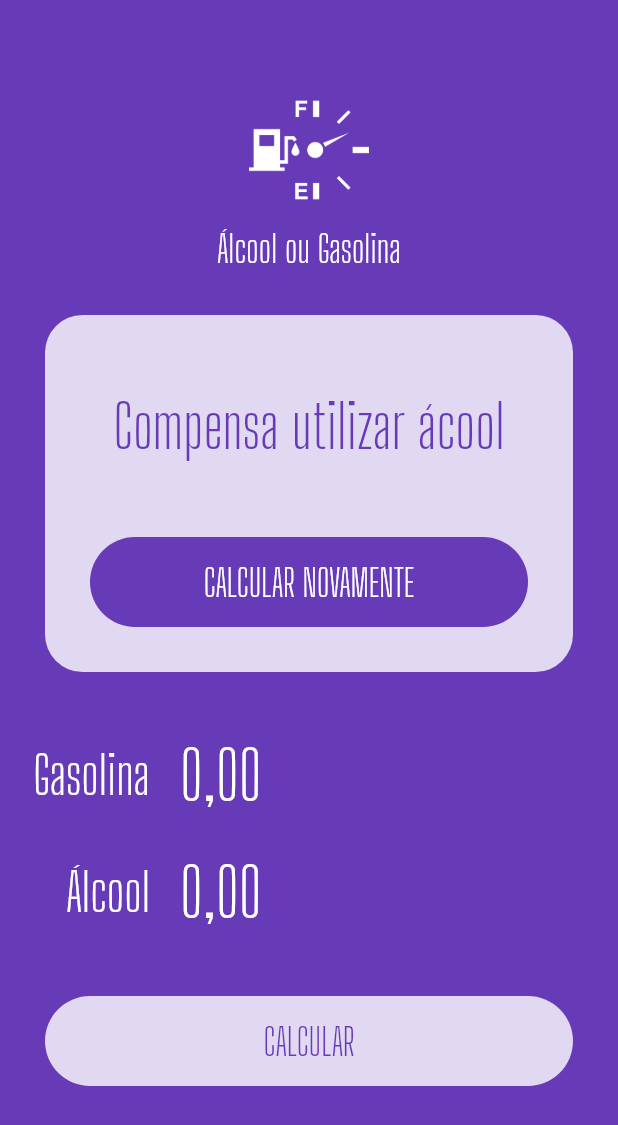
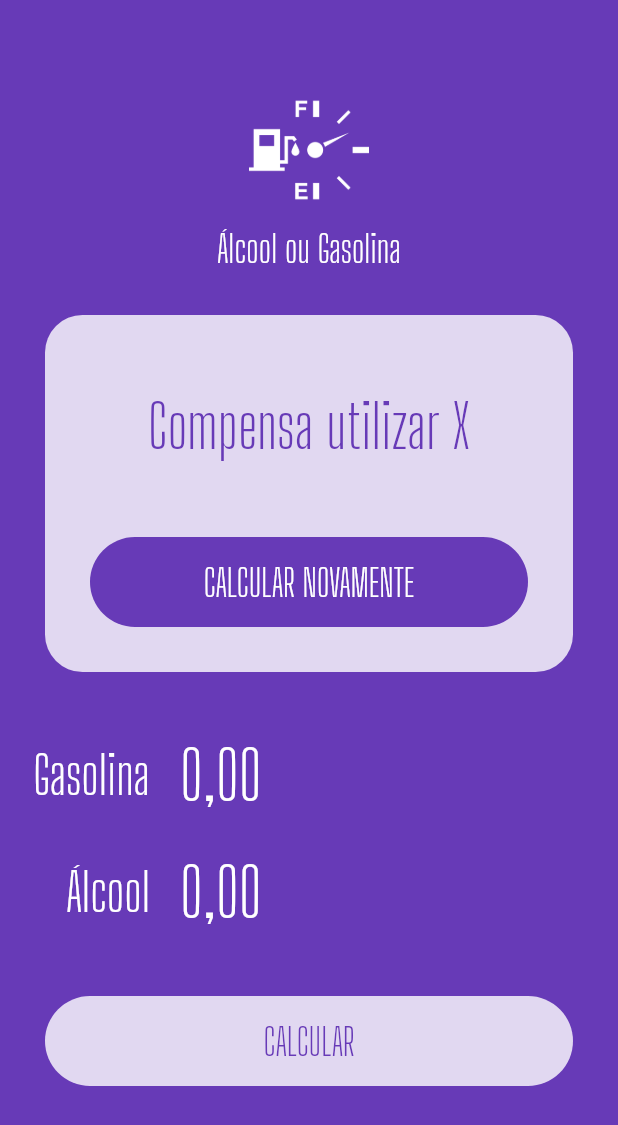
Before and after one commit to tiagorockman/alcool_ou_gasolina_BALTACurso7192, a Flutter app: the screen it shows after launch, on a phone screen of 412 x 824 dp. Shown: the top 1125 px of the screen. Run offline on Flutter 3.47's test engine with Material 2 defaults, Android fonts, the phone set to English and light mode, and no system bars; our stand-ins replace flutter_masked_text.

Commit message:
Commit aula 10

```diff
--- a/lib/main.dart
+++ b/lib/main.dart
@@ -1,6 +1,7 @@
 import 'package:alcool_ou_gasolina/widgets/input.widget.dart';
 import 'package:alcool_ou_gasolina/widgets/loading-button.widget.dart';
 import 'package:alcool_ou_gasolina/widgets/logo.widget.dart';
+import 'package:alcool_ou_gasolina/widgets/success.widget.dart';
 import 'package:flutter/material.dart';
 import 'package:flutter_masked_text/flutter_masked_text.dart';
 
@@ -33,37 +34,7 @@ class HomePage extends StatelessWidget {
       body: ListView(
         children: <Widget>[
           Logo(),
-          Container(
-            margin: EdgeInsets.all(30),
-            decoration: BoxDecoration(
-              color: Colors.white.withOpacity(0.8),
-              borderRadius: BorderRadius.circular(25),
-            ),
-            child: Column(
-              children: <Widget>[
-                SizedBox(
-                  height: 50,
-                ),
-                Text(
-                  "Compensa utilizar ácool",
-                  style: TextStyle(
-                    color: Theme.of(context).primaryColor,
-                    fontSize: 40,
-                    fontFamily: "Big Shoulders Display",
-                  ),
-                  textAlign: TextAlign.center,
-                ),
-                SizedBox(
-                  height: 20,
-                ),
-                LoadingButton(
-                    busy: false,
-                    func: () {},
-                    invert: true,
-                    text: "CALCULAR NOVAMENTE"),
-              ],
-            ),
-          ),
+          Success(result: "Compensa utilizar X", reset: () {}),
           Input(
             ctrl: _gasController,
             label: "Gasolina",
--- /dev/null
+++ b/lib/widgets/success.widget.dart
@@ -0,0 +1,45 @@
+import 'package:flutter/material.dart';
+
+import 'loading-button.widget.dart';
+
+class Success extends StatelessWidget {
+  var result = "";
+  Function reset;
+
+  Success({@required this.result, @required this.reset});
+
+  @override
+  Widget build(BuildContext context) {
+    return Container(
+      margin: EdgeInsets.all(30),
+      decoration: BoxDecoration(
+        color: Colors.white.withOpacity(0.8),
+        borderRadius: BorderRadius.circular(25),
+      ),
+      child: Column(
+        children: <Widget>[
+          SizedBox(
+            height: 50,
+          ),
+          Text(
+            result,
+            style: TextStyle(
+              color: Theme.of(context).primaryColor,
+              fontSize: 40,
+              fontFamily: "Big Shoulders Display",
+            ),
+            textAlign: TextAlign.center,
+          ),
+          SizedBox(
+            height: 20,
+          ),
+          LoadingButton(
+              busy: false,
+              func: reset,
+              invert: true,
+              text: "CALCULAR NOVAMENTE")
+        ],
+      ),
+    );
+  }
+}
```
